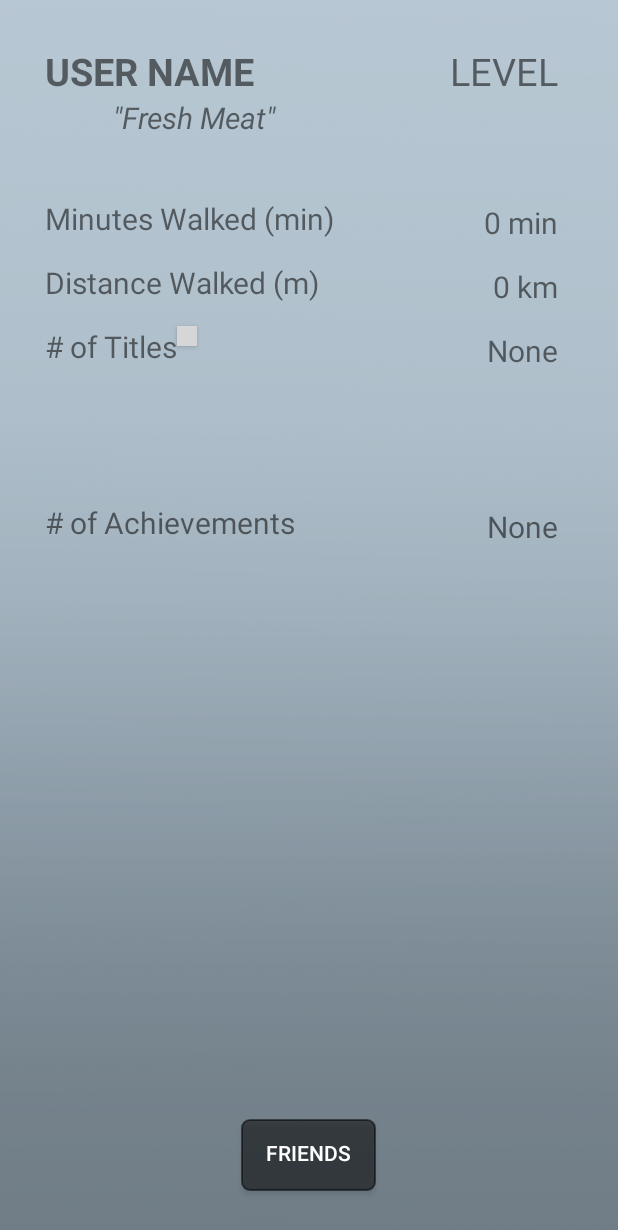
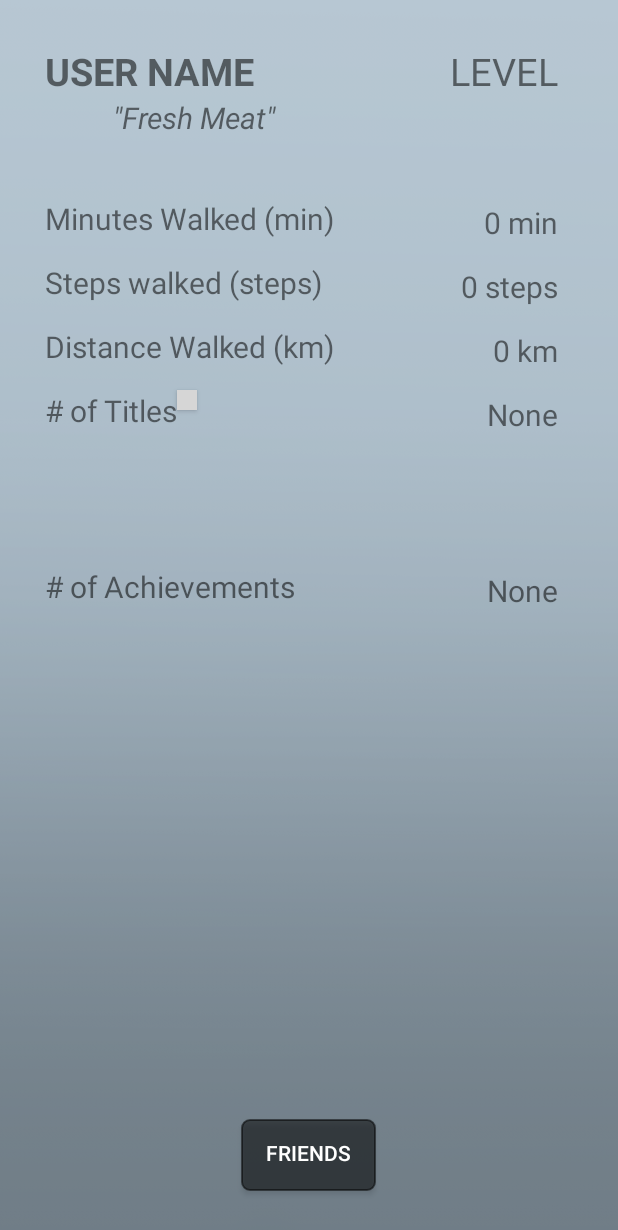
Before and after one commit to michelledlee/SittingInTheDangerZone, an Android app: the layout content_user_profile.xml on its own in the app's theme, with its tools: preview values and no code run, on a phone screen of 412 x 824 dp. Shown: the top 1230 px of the screen. Run offline under Robolectric (Android 15) with nearby library versions, the light colour scheme and no system bars; grey boxes are pictures that could not be loaded.

```diff
--- a/app/src/main/res/layout/content_user_profile.xml
+++ b/app/src/main/res/layout/content_user_profile.xml
@@ -64,10 +64,33 @@
         android:text="@string/min_default"/>
 
     <TextView
+        android:id="@+id/user_steps_walked"
+        android:layout_width="@dimen/profile_stat_width"
+        android:layout_height="wrap_content"
+        android:layout_below="@id/user_min_walked"
+        android:textSize="@dimen/profile_text_size"
+        android:layout_marginStart="@dimen/profile_double_indented"
+        android:layout_marginTop="@dimen/settings_related_spacing"
+        android:text="@string/steps_walked" />
+
+    <TextView
+        android:id="@+id/steps_walked"
+        android:layout_width="wrap_content"
+        android:layout_height="wrap_content"
+        android:layout_alignParentEnd="true"
+        android:textSize="@dimen/profile_text_size"
+        android:layout_below="@id/minutes_walked"
+        android:layout_marginEnd="@dimen/profile_padding_right"
+        android:layout_marginTop="@dimen/settings_related_spacing"
+        android:layout_toEndOf="@id/user_distance_walked"
+        android:gravity="end"
+        android:text="@string/steps_default"/>
+
+    <TextView
         android:id="@+id/user_distance_walked"
         android:layout_width="@dimen/profile_stat_width"
         android:layout_height="wrap_content"
-        android:layout_below="@id/user_min_walked"
+        android:layout_below="@id/user_steps_walked"
         android:textSize="@dimen/profile_text_size"
         android:layout_marginStart="@dimen/profile_double_indented"
         android:layout_marginTop="@dimen/settings_related_spacing"
@@ -79,7 +102,7 @@
         android:layout_height="wrap_content"
         android:layout_alignParentEnd="true"
         android:textSize="@dimen/profile_text_size"
-        android:layout_below="@id/minutes_walked"
+        android:layout_below="@id/steps_walked"
         android:layout_marginEnd="@dimen/profile_padding_right"
         android:layout_marginTop="@dimen/settings_related_spacing"
         android:layout_toEndOf="@id/user_distance_walked"
--- a/app/src/main/res/values/strings.xml
+++ b/app/src/main/res/values/strings.xml
@@ -42,7 +42,7 @@
     <string name="user_level">LEVEL</string>
     <string name="title_default">\"Fresh Meat\" </string>
     <string name="minutes_walked">Minutes Walked (min)</string>
-    <string name="distance_walked">Distance Walked (m)</string>
+    <string name="distance_walked">Distance Walked (km)</string>
     <string name="number_of_achievements"># of Achievements</string>
     <string name="min_default">0 min</string>
     <string name="distance_default">0 km</string>
@@ -52,6 +52,8 @@
     <string name="friends">Friends</string>
     <string name="title_change">Title changed!</string>
     <string name="title_information_blurb">Select a title from the list to select a new title.</string>
+    <string name="steps_walked">Steps walked (steps)</string>
+    <string name="steps_default">0 steps</string>
 
     // INITIAL STARTUP DIALOG
     <string name="welcome_title">You are now entering the danger zone&#8230;</string>
```
Also changed, not shown: app/src/main/java/edu/neu/madcourse/michellelee/dangerzone/EndWalk.java (+16 -7 lines), app/src/main/java/edu/neu/madcourse/michellelee/dangerzone/MainActivity.java (+22 -4 lines), app/src/main/java/edu/neu/madcourse/michellelee/dangerzone/UserProfileActivity.java (+10 -4 lines), app/src/main/java/edu/neu/madcourse/michellelee/dangerzone/WalkActivity.java (+12 -25 lines).
